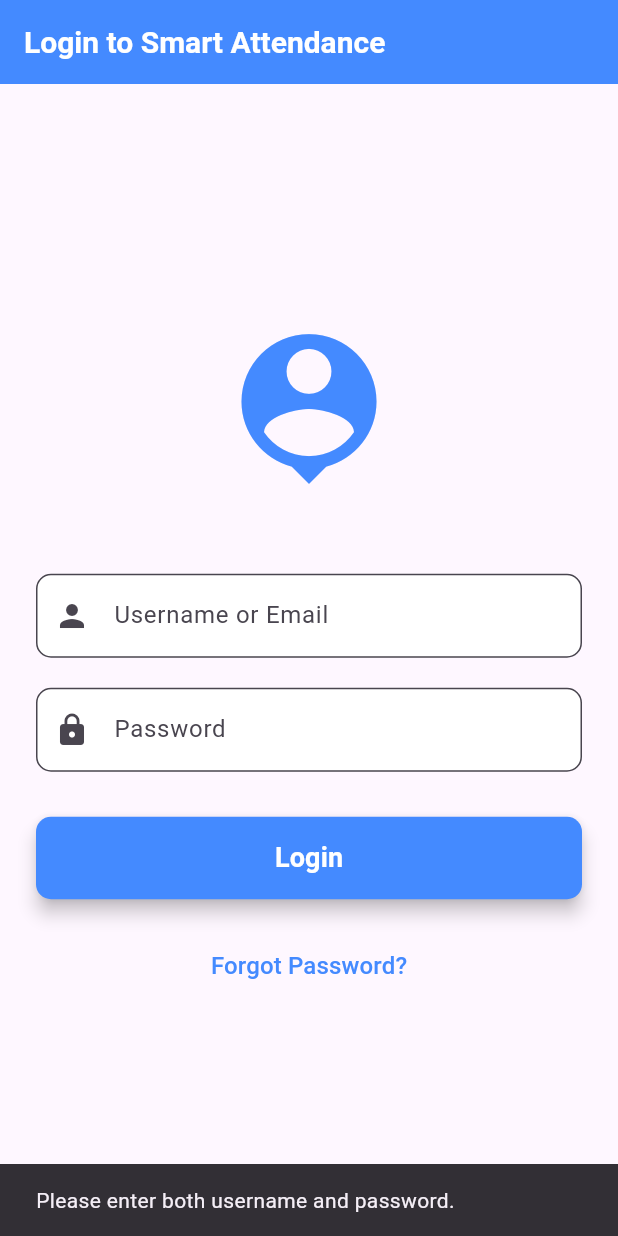
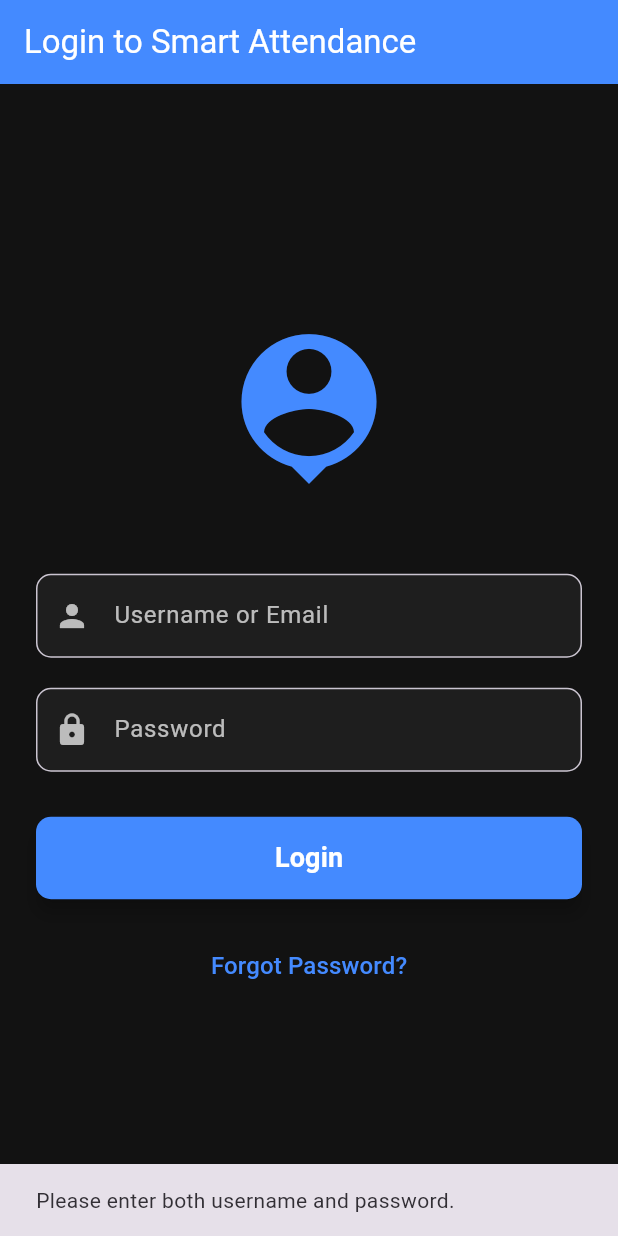
Before and after one commit to Manojarya0207/Gttc_Attendance_Manager, a Flutter app: the screen it shows after launch, after a tap on "Login", on a phone screen of 412 x 824 dp. Run offline on Flutter 3.47's test engine with Material 3 defaults, Android fonts, the light colour scheme and no system bars.

Commit message:
Colour Changes

```diff
--- a/lib/main.dart
+++ b/lib/main.dart
@@ -1,7 +1,7 @@
 import 'package:flutter/material.dart';
 import 'dart:async'; // Required for Future.delayed
 
-/// Represents the Login screen of the application.
+/// Login Screen
 class LoginScreen extends StatefulWidget {
   const LoginScreen({super.key});
 
@@ -21,8 +21,8 @@
   }
 
   void _login() {
-    final String username = _usernameController.text;
-    final String password = _passwordController.text;
+    final username = _usernameController.text;
+    final password = _passwordController.text;
 
     if (username.isEmpty || password.isEmpty) {
       ScaffoldMessenger.of(context).showSnackBar(
@@ -39,6 +39,7 @@
   @override
   Widget build(BuildContext context) {
     return Scaffold(
+      backgroundColor: const Color(0xFF121212), // Dark background
       appBar: AppBar(
         title: const Text('Login to Smart Attendance'),
         backgroundColor: Colors.blueAccent,
@@ -58,15 +59,18 @@
               const SizedBox(height: 50),
               TextField(
                 controller: _usernameController,
-                decoration: const InputDecoration(
+                style: const TextStyle(color: Colors.white),
+                decoration: InputDecoration(
                   labelText: 'Username or Email',
+                  labelStyle: const TextStyle(color: Colors.white70),
                   hintText: 'Enter your username or email',
+                  hintStyle: const TextStyle(color: Colors.white54),
                   border: OutlineInputBorder(
-                    borderRadius: BorderRadius.all(Radius.circular(10)),
+                    borderRadius: BorderRadius.circular(10),
                   ),
-                  prefixIcon: Icon(Icons.person),
+                  prefixIcon: const Icon(Icons.person, color: Colors.white70),
                   filled: true,
-                  fillColor: Colors.white,
+                  fillColor: const Color(0xFF1E1E1E),
                 ),
                 keyboardType: TextInputType.emailAddress,
                 textInputAction: TextInputAction.next,
@@ -75,15 +79,18 @@
               TextField(
                 controller: _passwordController,
                 obscureText: true,
-                decoration: const InputDecoration(
+                style: const TextStyle(color: Colors.white),
+                decoration: InputDecoration(
                   labelText: 'Password',
+                  labelStyle: const TextStyle(color: Colors.white70),
                   hintText: 'Enter your password',
+                  hintStyle: const TextStyle(color: Colors.white54),
                   border: OutlineInputBorder(
-                    borderRadius: BorderRadius.all(Radius.circular(10)),
+                    borderRadius: BorderRadius.circular(10),
                   ),
-                  prefixIcon: Icon(Icons.lock),
+                  prefixIcon: const Icon(Icons.lock, color: Colors.white70),
                   filled: true,
-                  fillColor: Colors.white,
+                  fillColor: const Color(0xFF1E1E1E),
                 ),
                 textInputAction: TextInputAction.done,
               ),
@@ -172,7 +179,7 @@
   @override
   Widget build(BuildContext context) {
     return Scaffold(
-      backgroundColor: Colors.white,
+      backgroundColor: const Color.fromARGB(255, 255, 255, 255), // Dark mode background
       body: Center(
         child: Column(
           mainAxisAlignment: MainAxisAlignment.center,
@@ -180,7 +187,7 @@
             FadeTransition(
               opacity: _opacityAnimation,
               child: Image.asset(
-                'assets/GTTC-Lgo-.png', // Your uploaded logo
+                'assets/GTTC-Lgo-.png', // Your logo image
                 width: 150,
                 height: 150,
                 fit: BoxFit.contain,
@@ -188,11 +195,11 @@
             ),
             const SizedBox(height: 20),
             const Text(
-              'Smart Attendance',
+              'Gttc Attendance Manager',
               style: TextStyle(
                 fontSize: 30,
                 fontWeight: FontWeight.bold,
-                color: Colors.blueAccent,
+                color: Color.fromARGB(255, 10, 10, 10), // White text for dark mode
               ),
             ),
             const SizedBox(height: 10),
@@ -200,7 +207,7 @@
               'Simplifying Attendance Tracking',
               style: TextStyle(
                 fontSize: 16,
-                color: Colors.grey,
+                color: Color.fromARGB(179, 10, 10, 10),
               ),
             ),
           ],
@@ -217,18 +224,13 @@
   @override
   Widget build(BuildContext context) {
     return MaterialApp(
-      title: 'Smart Attendance App',
-      theme: ThemeData(
-        primarySwatch: Colors.blue,
-        visualDensity: VisualDensity.adaptivePlatformDensity,
+      title: 'Gttc Attendance Manager',
+      themeMode: ThemeMode.dark,
+      darkTheme: ThemeData.dark().copyWith(
+        scaffoldBackgroundColor: const Color(0xFF121212),
         appBarTheme: const AppBarTheme(
           backgroundColor: Colors.blueAccent,
           foregroundColor: Colors.white,
-          titleTextStyle: TextStyle(
-            color: Colors.white,
-            fontSize: 20,
-            fontWeight: FontWeight.bold,
-          ),
         ),
       ),
       home: const SplashScreen(),
```
